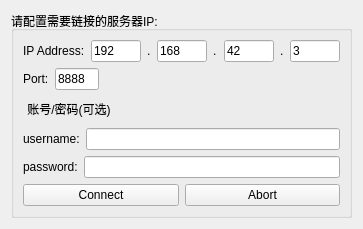
Before: the Qt Designer form ip_controlpanel.ui in kechuan/HTTP-QT, drawn with Qt 5.
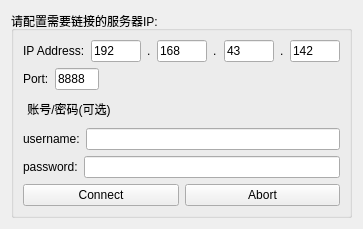
After: the same form once the commit is applied.

The edit to the form file:
```diff
--- a/ip_controlpanel.ui
+++ b/ip_controlpanel.ui
@@ -101,7 +101,7 @@
              </size>
             </property>
             <property name="text">
-             <string>42</string>
+             <string>43</string>
             </property>
            </widget>
           </item>
@@ -121,7 +121,7 @@
              </size>
             </property>
             <property name="text">
-             <string>3</string>
+             <string>142</string>
             </property>
            </widget>
           </item>
```
